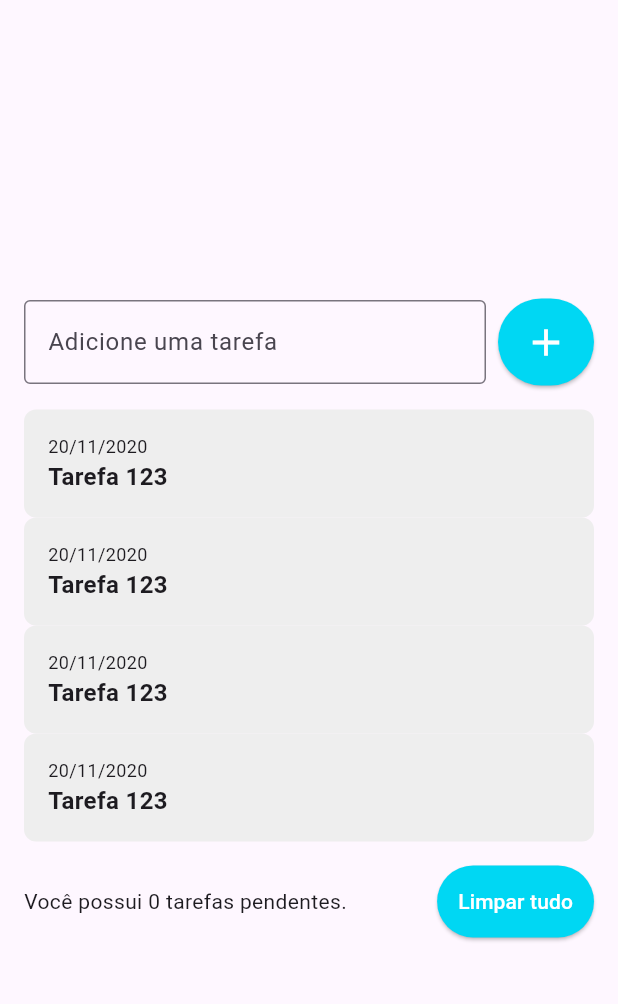
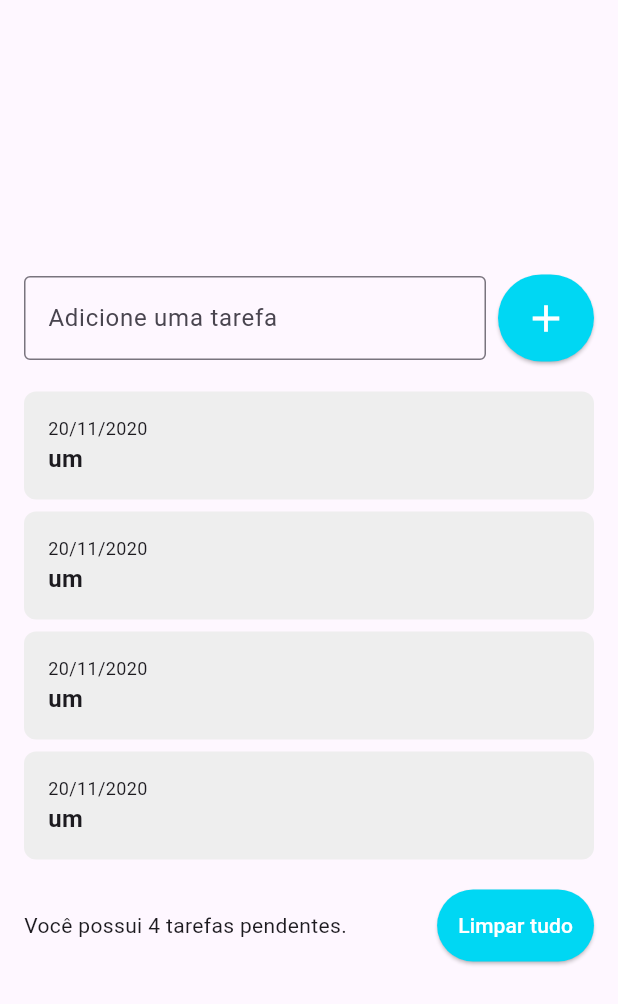
Before and after one commit to niltinfilho/curso-flutter-startto, a Flutter app: the screen it shows after launch, on a phone screen of 412 x 824 dp. Shown: the top 1004 px of the screen. Run offline on Flutter 3.47's test engine with Material 3 defaults, Android fonts, the phone set to English and light mode, and no system bars.

Commit message:
Melhorando a Interface do App

```diff
--- a/todo_list/lib/main.dart
+++ b/todo_list/lib/main.dart
@@ -11,6 +11,7 @@ class MyApp extends StatelessWidget {
   @override
   Widget build(BuildContext context) {
     return MaterialApp(
+      debugShowCheckedModeBanner: false,
       home: TodoListPage(),
     );
   }
--- a/todo_list/lib/pages/todo_list_page.dart
+++ b/todo_list/lib/pages/todo_list_page.dart
@@ -20,10 +20,11 @@ class _TodoListPageState extends State<TodoListPage> {
 
   @override
   Widget build(BuildContext context) {
-    return Scaffold(
+    return SafeArea(
+      child: Scaffold(
         body: Center(
           child: Padding(
-          padding: const EdgeInsets.symmetric(horizontal: 16.0),
+            padding: const EdgeInsets.all(16.0),
             child: Column(
               mainAxisSize: MainAxisSize.min,
               children: [
@@ -65,11 +66,10 @@ class _TodoListPageState extends State<TodoListPage> {
                   child: ListView(
                     shrinkWrap: true,
                     children: [
-                    // for (String todo in todos)
-                    TodoListItem(),
-                    TodoListItem(),
-                    TodoListItem(),
-                    TodoListItem(),
+                      for (String todo in todos)
+                        TodoListItem(
+                          title: todo,
+                        ),
                     ],
                   ),
                 ),
@@ -78,7 +78,7 @@ class _TodoListPageState extends State<TodoListPage> {
                   children: [
                     Expanded(
                       child: Text(
-                      'Você possui 0 tarefas pendentes.',
+                        'Você possui ${todos.length} tarefas pendentes.',
                       ),
                     ),
                     SizedBox(width: 8),
@@ -99,6 +99,7 @@ class _TodoListPageState extends State<TodoListPage> {
             ),
           ),
         ),
+      ),
     );
   }
 }
--- a/todo_list/lib/widgets/todo_list_item.dart
+++ b/todo_list/lib/widgets/todo_list_item.dart
@@ -1,7 +1,9 @@
 import 'package:flutter/material.dart';
 
 class TodoListItem extends StatelessWidget {
-  const TodoListItem({super.key});
+  const TodoListItem({super.key, required this.title});
+
+  final String title;
 
   @override
   Widget build(BuildContext context) {
@@ -12,6 +14,7 @@ class TodoListItem extends StatelessWidget {
       ),
 
       padding: EdgeInsets.all(16),
+      margin: EdgeInsets.symmetric(vertical: 4),
       child: Column(
         crossAxisAlignment: CrossAxisAlignment.start,
         children: [
@@ -20,7 +23,7 @@ class TodoListItem extends StatelessWidget {
             style: TextStyle(fontSize: 12),
           ),
           Text(
-            'Tarefa 123',
+            title,
             style: TextStyle(fontSize: 16, fontWeight: FontWeight.w600),
           ),
         ],
```
Lines whose indentation alone changed are shown as unchanged.
